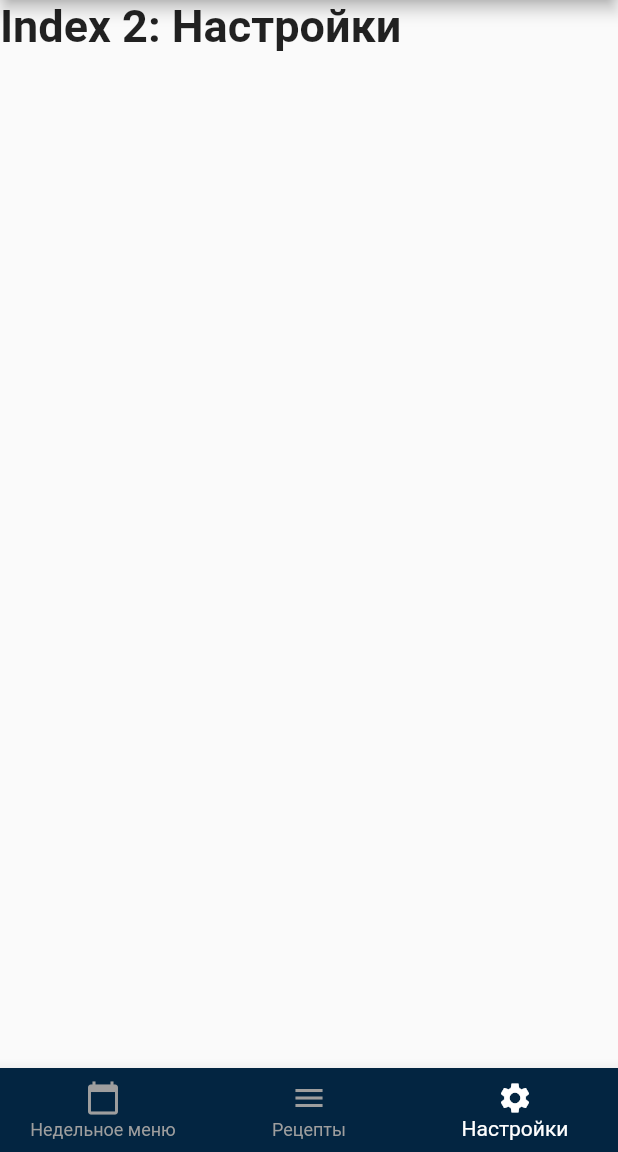
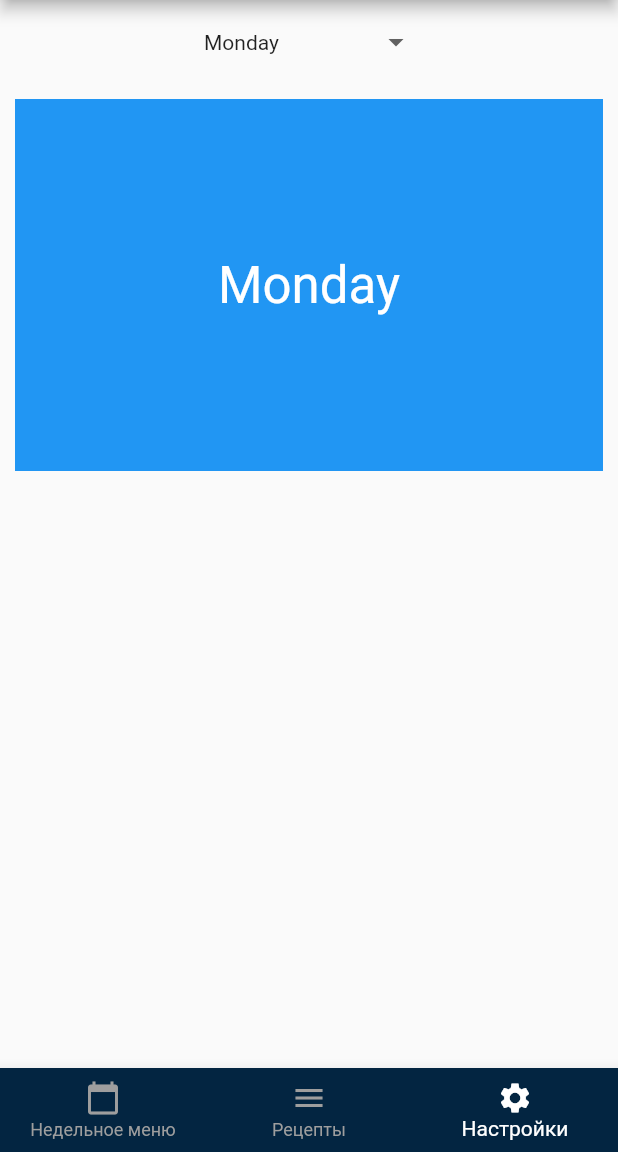
Before and after one commit to pplotko/week_menu, a Flutter app: the MainScreenWidget screen opened by its route, item 3 of the bottom bar chosen, on a phone screen of 412 x 824 dp, the part 84-1236 px from its top. Run offline on Flutter 3.47's test engine with Material 2 defaults, Android fonts, the phone set to English and light mode, and no system bars; drawn by our look-alikes of dropdown_button2.

Commit message:
Add day choose widget and upgrade recipe_detail

```diff
--- a/lib/widgets/main_screen/main_screen_widget.dart
+++ b/lib/widgets/main_screen/main_screen_widget.dart
@@ -1,6 +1,7 @@
 import 'package:flutter/material.dart';
 import 'package:json_placeholder_app/widgets/days_list/days_list_widget.dart';
 import 'package:json_placeholder_app/widgets/recipe_list/recipe_list_widget.dart';
+import 'package:json_placeholder_app/widgets/settings_widget/settings_widget.dart';
 
 class MainScreenWidget extends StatefulWidget {
   const MainScreenWidget({Key? key}) : super(key: key);
@@ -41,9 +42,10 @@ class _MainScreenWidgetState extends State<MainScreenWidget> {
         children: [
           DaysListWidget(),
           RecipeListWidget(),
-          Text('Index 2: Настройки',
-            style: optionStyle,
-          ),
+          SettingsWidget(),
+          // Text('Index 2: Настройки',
+          //   style: optionStyle,
+          // ),
         ],
       ),
       // body: Center(
--- /dev/null
+++ b/lib/widgets/settings_widget/settings_widget.dart
@@ -0,0 +1,110 @@
+import 'package:dropdown_button2/dropdown_button2.dart';
+import 'package:flutter/foundation.dart';
+import 'package:flutter/material.dart';
+import 'package:flutter/widgets.dart';
+
+
+
+class SettingsWidget extends StatefulWidget {
+  const SettingsWidget({Key? key}) : super(key: key);
+
+  @override
+  State<SettingsWidget> createState() => _SettingsWidgetState();
+
+}
+class _SettingsWidgetState extends State<SettingsWidget> {
+  String? selectedValue = "Monday"; //null;
+  var colorOfBox = Colors.blue;
+
+  @override
+  void initState() {
+  super.initState();
+  }
+
+  // String? selectedValue = " ";
+  List<String> items = [
+    'Sunday',
+    'Monday',
+    'Tuesday',
+    'Wednesday',
+    'Thursday',
+    'Friday',
+    'Saturday',
+  ];
+  // List<String> items = [
+  //   'Item1',
+  //   'Item2',
+  //   'Item3',
+  //   'Item4',
+  // ];
+
+  @override
+  Widget build(BuildContext context) {
+
+    return Scaffold(
+      body: Column(
+        children: [
+          Padding(
+            padding: const EdgeInsets.all(8.0),
+            child: DropdownButtonHideUnderline(
+              child: DropdownButton2(
+                hint: Text(
+                  "Choose a day", //'Select Item',
+                  style: TextStyle(
+                    fontSize: 14,
+                    color: Theme
+                        .of(context)
+                        .hintColor,
+                  ),
+                ),
+                items: items
+                    .map((item) =>
+                    DropdownMenuItem<String>(
+                      value: item,
+                      child: Text(
+                        item,
+                        style: const TextStyle(
+                          fontSize: 14,
+                        ),
+                      ),
+                    ))
+                    .toList(),
+                value: selectedValue,
+                onChanged: (value) {
+                  if (value.toString()=="Sunday" || value.toString()=="Saturday") {Text("Выходной"); print("Holiday");colorOfBox = Colors.red;}
+                  else colorOfBox = Colors.blue;
+                  setState(() {
+                    selectedValue = value as String;
+                  });
+                },
+                buttonHeight: 40,
+                buttonWidth: 140,
+                itemHeight: 40,
+                itemWidth: 140,
+              ),
+            ),
+          ),
+
+          Container(
+            margin: const EdgeInsets.all(10.0),
+            color: colorOfBox,
+            // width: 248.0,
+            height: 248.0,
+            alignment: Alignment.center,
+            child: Text('$selectedValue',
+                style: Theme.of(context)
+                    .textTheme
+                    .headline4!
+                    .copyWith(color: Colors.white)),
+            // transform: Matrix4.rotationZ(0.1),
+          ),
+        ],
+      ),
+    );
+  }
+  @override
+  void debugFillProperties(DiagnosticPropertiesBuilder properties) {
+    super.debugFillProperties(properties);
+    properties.add(StringProperty('selectedValue', selectedValue));
+  }
+}
--- a/pubspec.yaml
+++ b/pubspec.yaml
@@ -23,6 +23,7 @@ environment:
 dependencies:
   flutter:
     sdk: flutter
+  dropdown_button2: ^1.0.7
 
 
   # The following adds the Cupertino Icons font to your application.
```
Also changed, not shown: lib/widgets/days_list/days_list_widget.dart (+10 -2 lines), lib/widgets/recipe_detail_screen/recipe_detail_widget.dart (+67 -34 lines), lib/widgets/recipe_list/recipe_list_widget.dart (+20 -11 lines), pubspec.lock.
